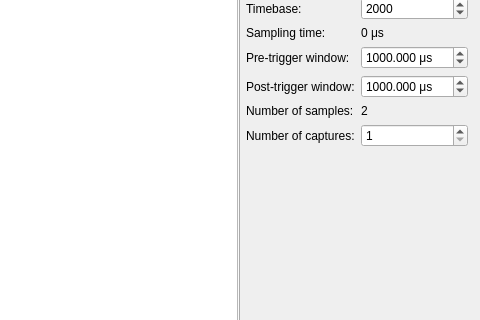
This is daq/gamma_spectroscopy_gui.ui in davidfokkema/gamma-spectroscopy as Qt 5 draws it before an edit; both pictures show x 320 to 800 and y 150 to 470 of the 800 by 600 pixel window. The edited form follows.
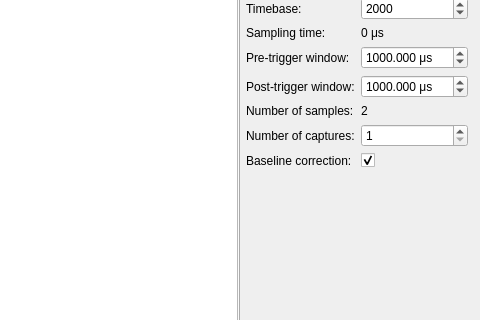
This is the edited form. Custom widgets are drawn as their Qt base class.

Commit message: Implement baseline correction

The edit to the form file:
```diff
--- a/daq/gamma_spectroscopy_gui.ui
+++ b/daq/gamma_spectroscopy_gui.ui
@@ -349,6 +349,23 @@
           </property>
          </widget>
         </item>
+        <item row="11" column="1">
+         <widget class="QCheckBox" name="baseline_correction_box">
+          <property name="text">
+           <string/>
+          </property>
+          <property name="checked">
+           <bool>true</bool>
+          </property>
+         </widget>
+        </item>
+        <item row="11" column="0">
+         <widget class="QLabel" name="label_15">
+          <property name="text">
+           <string>Baseline correction:</string>
+          </property>
+         </widget>
+        </item>
        </layout>
       </item>
       <item>
```
The commit also changes 1 other file.
